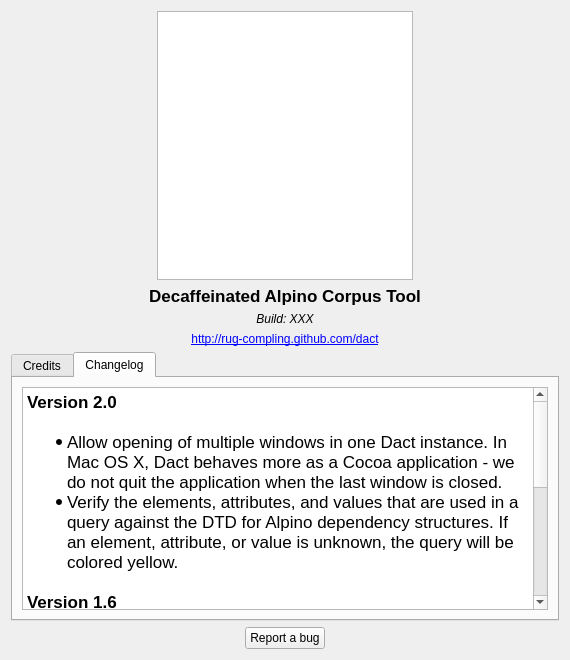
Old version of the form ui/AboutWindow.ui in the repository rug-compling/dact.
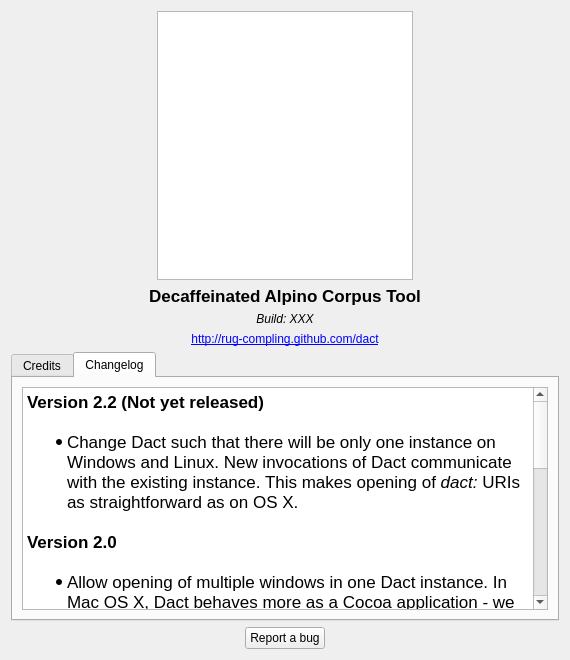
New version of the form. The open tabs and pages were chosen to show the change.

Commit message: Changelog: single-instance Dact.

The edit to the form file:
```diff
--- a/ui/AboutWindow.ui
+++ b/ui/AboutWindow.ui
@@ -197,6 +197,10 @@
 &lt;html&gt;&lt;head&gt;&lt;meta name=&quot;qrichtext&quot; content=&quot;1&quot; /&gt;&lt;style type=&quot;text/css&quot;&gt;
 p, li { white-space: pre-wrap; }
 &lt;/style&gt;&lt;/head&gt;&lt;body style=&quot; font-family:'Lucida Grande'; font-size:13pt; font-weight:400; font-style:normal;&quot;&gt;
+&lt;p style=&quot; margin-top:0px; margin-bottom:0px; margin-left:0px; margin-right:0px; -qt-block-indent:0; text-indent:0px;&quot;&gt;&lt;span style=&quot; font-weight:600;&quot;&gt;Version 2.2 (Not yet released)&lt;/span&gt;&lt;/p&gt;
+&lt;p style=&quot;-qt-paragraph-type:empty; margin-top:0px; margin-bottom:0px; margin-left:0px; margin-right:0px; -qt-block-indent:0; text-indent:0px;&quot;&gt;&lt;br /&gt;&lt;/p&gt;
+&lt;ul style=&quot;margin-top: 0px; margin-bottom: 0px; margin-left: 0px; margin-right: 0px; -qt-list-indent: 1;&quot;&gt;&lt;li style=&quot; margin-top:0px; margin-bottom:0px; margin-left:0px; margin-right:0px; -qt-block-indent:0; text-indent:0px;&quot;&gt;Change Dact such that there will be only one instance on Windows and Linux. New invocations of Dact communicate with the existing instance. This makes opening of &lt;span style=&quot; font-style:italic;&quot;&gt;dact:&lt;/span&gt; URIs as straightforward as on OS X.&lt;/li&gt;&lt;/ul&gt;
+&lt;p style=&quot;-qt-paragraph-type:empty; margin-top:0px; margin-bottom:0px; margin-left:0px; margin-right:0px; -qt-block-indent:0; text-indent:0px;&quot;&gt;&lt;br /&gt;&lt;/p&gt;
 &lt;p style=&quot; margin-top:0px; margin-bottom:0px; margin-left:0px; margin-right:0px; -qt-block-indent:0; text-indent:0px;&quot;&gt;&lt;span style=&quot; font-weight:600;&quot;&gt;Version 2.0&lt;/span&gt;&lt;/p&gt;
 &lt;p style=&quot;-qt-paragraph-type:empty; margin-top:0px; margin-bottom:0px; margin-left:0px; margin-right:0px; -qt-block-indent:0; text-indent:0px; font-weight:600;&quot;&gt;&lt;br /&gt;&lt;/p&gt;
 &lt;ul style=&quot;margin-top: 0px; margin-bottom: 0px; margin-left: 0px; margin-right: 0px; -qt-list-indent: 1;&quot;&gt;&lt;li style=&quot; margin-top:0px; margin-bottom:0px; margin-left:0px; margin-right:0px; -qt-block-indent:0; text-indent:0px;&quot;&gt;Allow opening of multiple windows in one Dact instance. In Mac OS X, Dact behaves more as a Cocoa application - we do not quit the application when the last window is closed.&lt;/li&gt;
```
